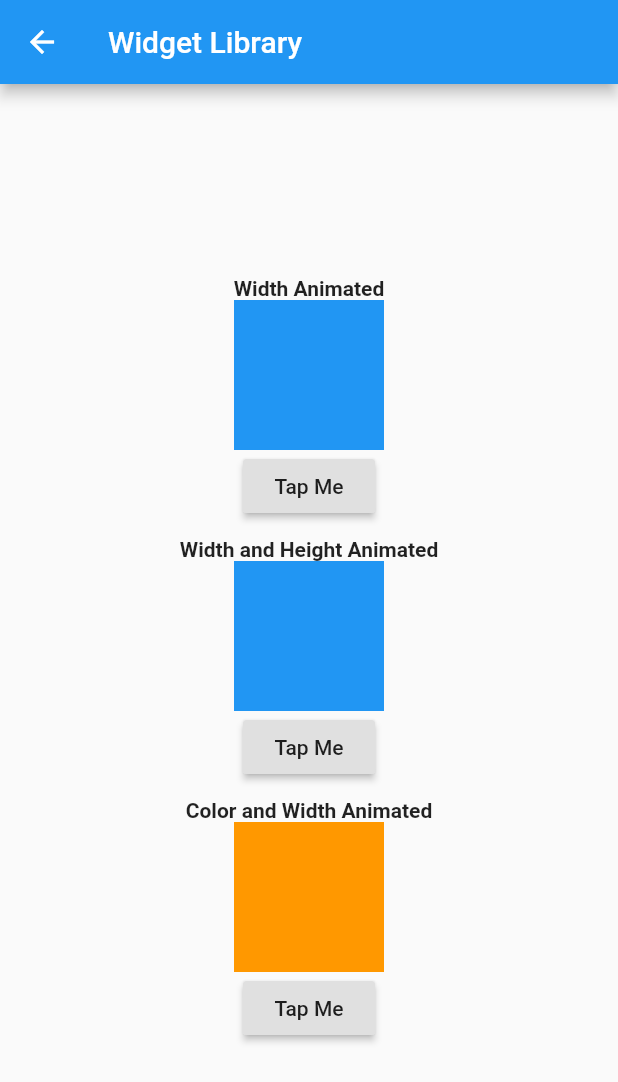
After one commit to frfusch21/Sample_Widget_Library, a Flutter app: the TableOfContent screen opened directly, after a tap on "Video", on a phone screen of 412 x 824 dp. The commit adds this screen. Shown: the top 1082 px of the screen. Run offline on Flutter 3.47's test engine with Material 2 defaults, Android fonts, the phone set to English and light mode, and no system bars.

Commit message:
Tambah Video unedited

```diff
--- a/lib/main.dart
+++ b/lib/main.dart
@@ -2,6 +2,7 @@ import 'package:flutter/material.dart';
 import 'package:widget_library/widgets/AnimatedContainer1.dart';
 import 'package:widget_library/widgets/AnimatedContainer2.dart';
 import 'package:widget_library/widgets/BarChartStatic.dart';
+import 'package:widget_library/widgets/VideoWidget.dart';
 
 
 void main() {
@@ -95,7 +96,6 @@ class TableOfContent extends StatelessWidget {
                   padding: new EdgeInsets.all(5.0),
                   child: Column(
                     children: <Widget>[
-
                       RaisedButton(
                         child: Text("Bar Chart \n Static"),
                        onPressed: () {
@@ -110,7 +110,18 @@ class TableOfContent extends StatelessWidget {
           Row(
             children: <Widget>[
               Container(
-                child: Column()
+                  padding: new EdgeInsets.all(5.0),
+                  child: Column(
+                    children: <Widget>[
+                      RaisedButton(
+                        child: Text("Video"),
+                        onPressed: () {
+                          Navigator.of(context).push(
+                              MaterialPageRoute(builder: (context) => Video()));
+                        },
+                      ),
+                    ],
+                  )
               ),
               Container(
                   child: Column()
--- /dev/null
+++ b/lib/widgets/VideoWidget.dart
@@ -0,0 +1,72 @@
+import 'package:flutter/material.dart';
+
+class Video extends StatefulWidget {
+  @override
+  _VideoState createState() => _VideoState();
+}
+
+class _VideoState extends State<Video> {
+  var isChanged = false;
+  var isChanged1 = false;
+  var isChanged2 = false;
+
+  @override
+  Widget build(BuildContext context) {
+    return Scaffold(
+      appBar: AppBar(
+        title: Text('Widget Library'),
+      ),
+      body: Center(
+        child: Column(
+          mainAxisAlignment: MainAxisAlignment.center,
+          children: [
+            Text("Width Animated",
+            style: TextStyle(fontSize: 14, fontWeight: FontWeight.bold)),
+            AnimatedContainer(
+              duration: Duration(milliseconds: 500),
+              width: isChanged ? 300 : 100,
+              height: 100,
+              color: Colors.blue,
+            ),
+            RaisedButton(
+              child: Text('Tap Me'),
+              onPressed: () {
+                setState(() => isChanged = !isChanged);
+              },
+            ),
+            SizedBox(height: 10),
+            Text("Width and Height Animated",
+                style: TextStyle(fontSize: 14, fontWeight: FontWeight.bold)),
+            AnimatedContainer(
+              duration: Duration(milliseconds: 500),
+              width: isChanged1 ? 300 : 100,
+              height: isChanged1 ? 300 : 100,
+              color: Colors.blue,
+            ),
+            RaisedButton(
+              child: Text('Tap Me'),
+              onPressed: () {
+                setState(() => isChanged1 = !isChanged1);
+              },
+            ),
+            SizedBox(height: 10),
+            Text("Color and Width Animated",
+                style: TextStyle(fontSize: 14, fontWeight: FontWeight.bold)),
+            AnimatedContainer(
+              duration: Duration(milliseconds: 500),
+              width: isChanged2 ? 300 : 100,
+              height: 100,
+              color: isChanged2 ? Colors.blue : Colors.orange,
+            ),
+            RaisedButton(
+              child: Text('Tap Me'),
+              onPressed: () {
+                setState(() => isChanged2 = !isChanged2);
+              },
+            ),
+          ],
+        ),
+      ),
+    );
+  }
+}
--- a/pubspec.yaml
+++ b/pubspec.yaml
@@ -45,6 +45,7 @@ flutter:
   uses-material-design: true
   assets:
     - assets/images/books.png
+#    - assets/images/secondImage.png
   # To add assets to your application, add an assets section, like this:
   # assets:
   #   - images/a_dot_burr.jpeg
```
